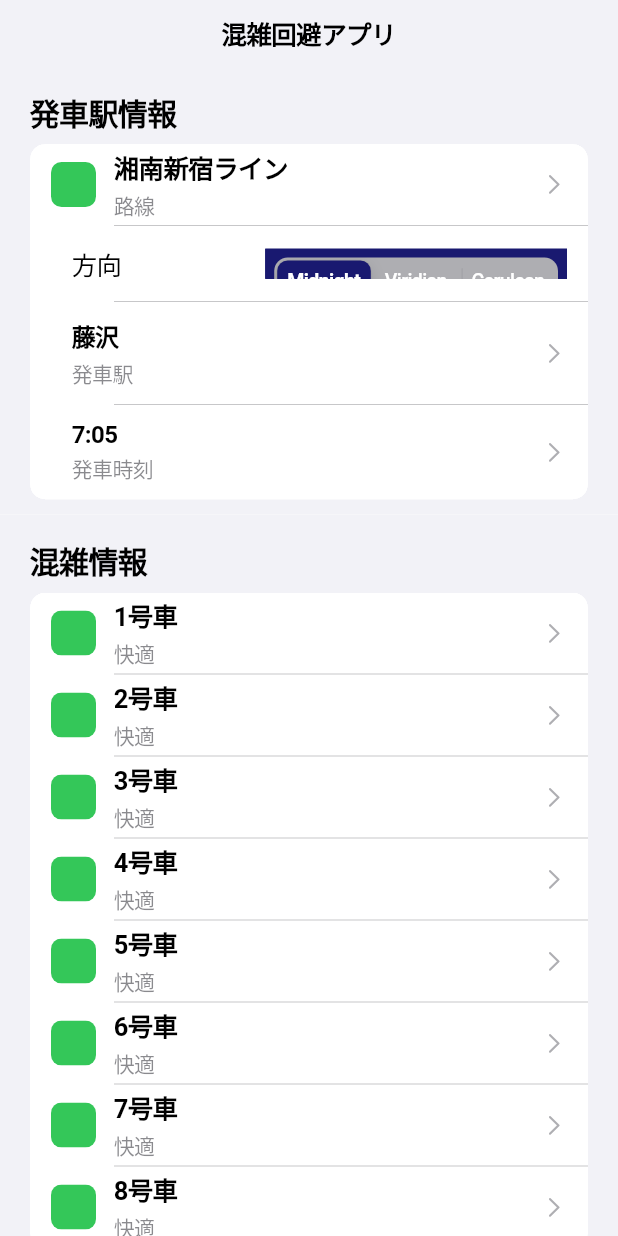
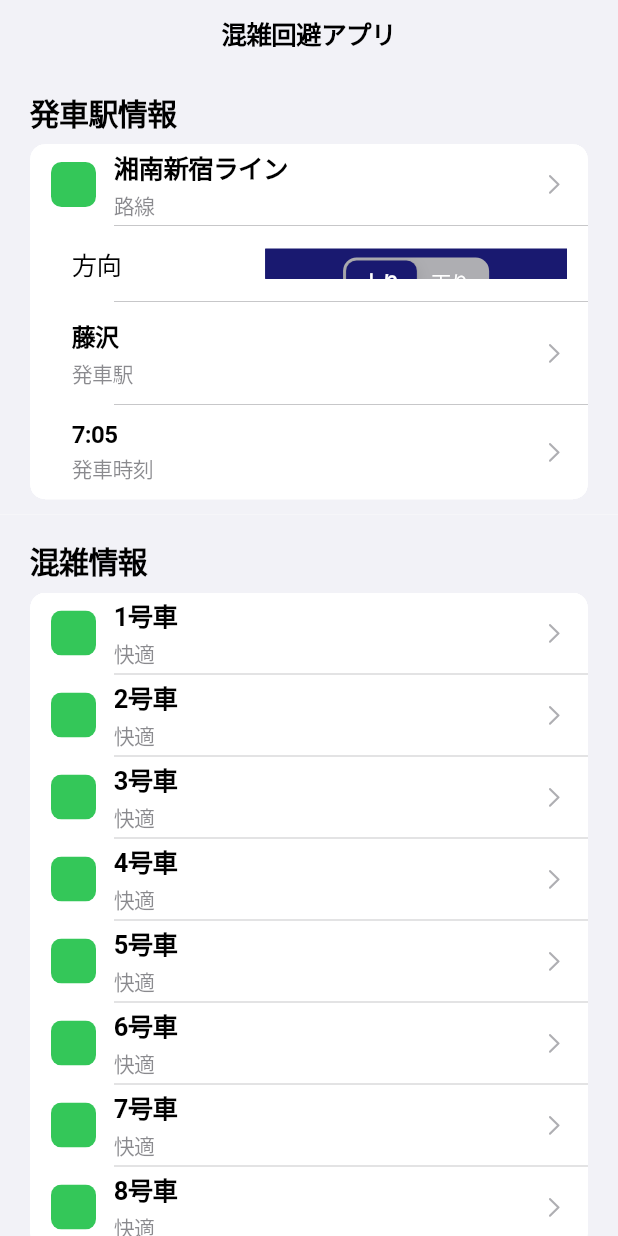
Before and after one commit to sakkke/quickflow, a Flutter app: the screen it shows after launch, on a phone screen of 412 x 824 dp. Run offline on Flutter 3.47's test engine with Material 3 defaults, Android fonts, the phone set to English and light mode, and no system bars.

Commit message:
feat: update children

```diff
--- a/lib/main.dart
+++ b/lib/main.dart
@@ -371,15 +371,11 @@ class _SegmentedControlExampleState extends State<SegmentedControlExample> {
           },
           children: const <Sky, Widget>{
             Sky.midnight: Text(
-              'Midnight',
+              '上り',
               style: TextStyle(color: CupertinoColors.white),
             ),
             Sky.viridian: Text(
-              'Viridian',
-              style: TextStyle(color: CupertinoColors.white),
-            ),
-            Sky.cerulean: Text(
-              'Cerulean',
+              '下り',
               style: TextStyle(color: CupertinoColors.white),
             ),
           },
```
